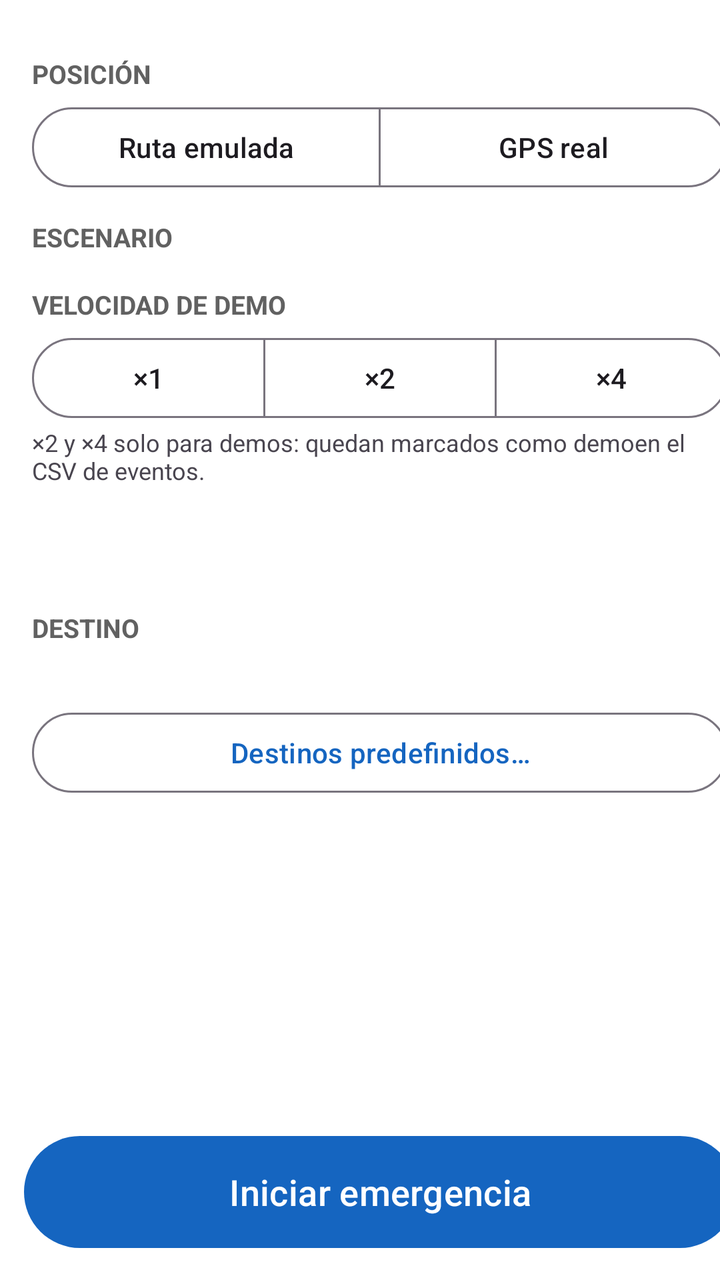
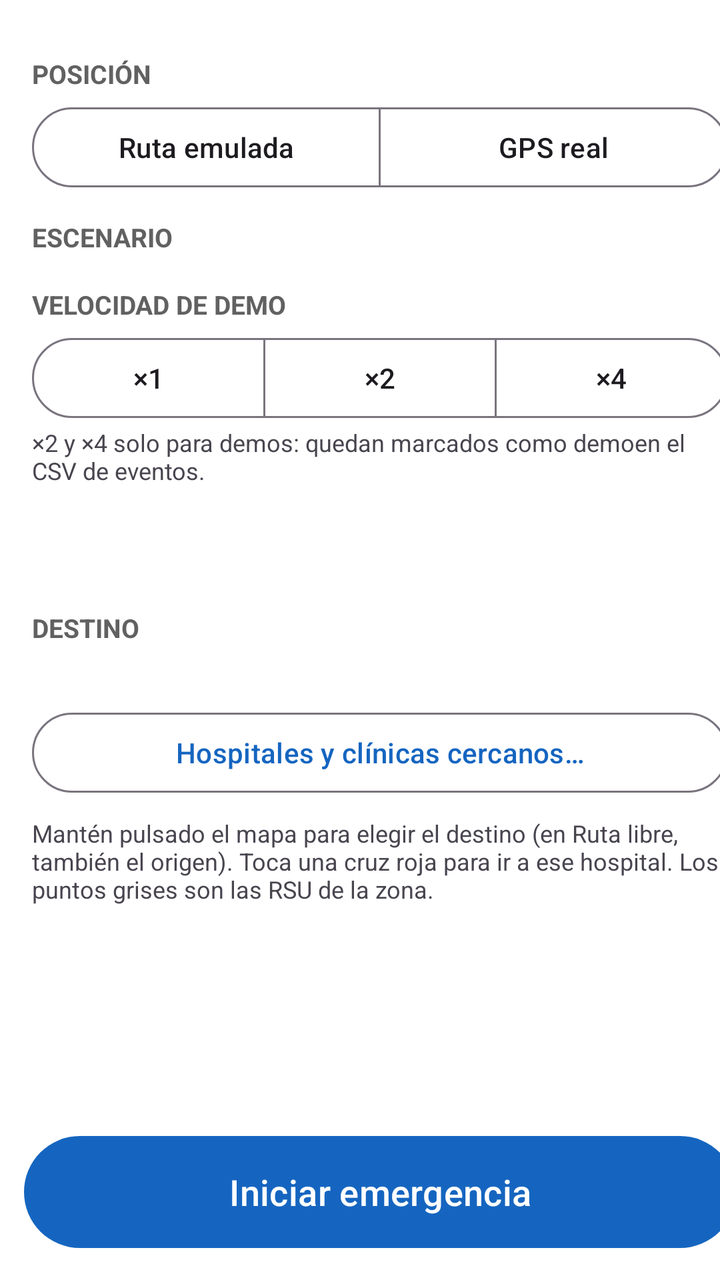

Compare the two renders of this Android layout. The source of the first and the diff that turns it into the second are given below.
<!-- AndroidManifest.xml: application theme Theme.ObuNtcip -->
<!-- res/layout/activity_main.xml -->
<?xml version="1.0" encoding="utf-8"?>
<LinearLayout xmlns:android="http://schemas.android.com/apk/res/android"
    xmlns:app="http://schemas.android.com/apk/res-auto"
    android:id="@+id/raiz"
    android:layout_width="match_parent"
    android:layout_height="match_parent"
    android:background="@android:color/white"
    android:orientation="horizontal">

    <FrameLayout
        android:id="@+id/contenedorMapa"
        android:layout_width="0dp"
        android:layout_height="match_parent"
        android:layout_weight="1">

        <org.osmdroid.views.MapView
            android:id="@+id/mapa"
            android:layout_width="match_parent"
            android:layout_height="match_parent" />

        <LinearLayout
            android:id="@+id/panelAvisos"
            android:layout_width="match_parent"
            android:layout_height="wrap_content"
            android:layout_gravity="top"
            android:orientation="vertical">

            <TextView
                android:id="@+id/avisoSinConexion"
                style="@style/AvisoBanner"
                android:text="@string/aviso_sin_conexion"
                android:visibility="gone" />

            <TextView
                android:id="@+id/avisoSinFix"
                style="@style/AvisoBanner"
                android:text="@string/aviso_sin_fix"
                android:visibility="gone" />
        </LinearLayout>

        <ImageButton
            android:id="@+id/botonAjustes"
            android:layout_width="48dp"
            android:layout_height="48dp"
            android:layout_gravity="top|end"
            android:layout_margin="12dp"
            android:background="@android:color/white"
            android:contentDescription="@string/titulo_ajustes"
            android:src="@android:drawable/ic_menu_preferences" />

        <Button
            android:id="@+id/botonCentrar"
            android:layout_width="wrap_content"
            android:layout_height="wrap_content"
            android:layout_gravity="bottom|end"
            android:layout_margin="16dp"
            android:drawableStart="@android:drawable/ic_menu_mylocation"
            android:text="@string/centrar"
            android:visibility="gone" />
    </FrameLayout>

    <LinearLayout
        android:id="@+id/panelLateral"
        android:layout_width="380dp"
        android:layout_height="match_parent"
        android:background="@android:color/white"
        android:elevation="4dp"
        android:orientation="vertical">

        <ScrollView
            android:id="@+id/scrollPanel"
            android:layout_width="match_parent"
            android:layout_height="0dp"
            android:layout_weight="1">

            <LinearLayout
                android:layout_width="match_parent"
                android:layout_height="wrap_content"
                android:orientation="vertical"
                android:padding="16dp">

                
                <LinearLayout
                    android:id="@+id/panelInicio"
                    android:layout_width="match_parent"
                    android:layout_height="wrap_content"
                    android:orientation="vertical">

                    <TextView
                        style="@style/TituloSeccion"
                        android:text="@string/seccion_posicion" />

                    <com.google.android.material.button.MaterialButtonToggleGroup
                        android:id="@+id/selectorFuente"
                        android:layout_width="match_parent"
                        android:layout_height="wrap_content"
                        app:selectionRequired="true"
                        app:singleSelection="true">

                        <Button
                            android:id="@+id/opcionEmulada"
                            style="?attr/materialButtonOutlinedStyle"
                            android:layout_width="0dp"
                            android:layout_height="wrap_content"
                            android:layout_weight="1"
                            android:text="@string/fuente_emulada" />

                        <Button
                            android:id="@+id/opcionGps"
                            style="?attr/materialButtonOutlinedStyle"
                            android:layout_width="0dp"
                            android:layout_height="wrap_content"
                            android:layout_weight="1"
                            android:text="@string/fuente_gps" />
                    </com.google.android.material.button.MaterialButtonToggleGroup>

                    
                    <LinearLayout
                        android:id="@+id/panelEmulada"
                        android:layout_width="match_parent"
                        android:layout_height="wrap_content"
                        android:orientation="vertical">

                        <TextView
                            style="@style/TituloSeccion"
                            android:text="@string/seccion_escenario" />

                        <com.google.android.material.chip.ChipGroup
                            android:id="@+id/grupoEscenarios"
                            android:layout_width="match_parent"
                            android:layout_height="wrap_content"
                            app:selectionRequired="true"
                            app:singleSelection="true" />

                        <TextView
                            style="@style/TituloSeccion"
                            android:text="@string/seccion_velocidad_demo" />

                        <com.google.android.material.button.MaterialButtonToggleGroup
                            android:id="@+id/selectorFactor"
                            android:layout_width="match_parent"
                            android:layout_height="wrap_content"
                            app:selectionRequired="true"
                            app:singleSelection="true">

                            <Button
                                android:id="@+id/factor1"
                                style="?attr/materialButtonOutlinedStyle"
                                android:layout_width="0dp"
                                android:layout_height="wrap_content"
                                android:layout_weight="1"
                                android:text="×1" />

                            <Button
                                android:id="@+id/factor2"
                                style="?attr/materialButtonOutlinedStyle"
                                android:layout_width="0dp"
                                android:layout_height="wrap_content"
                                android:layout_weight="1"
                                android:text="×2" />

                            <Button
                                android:id="@+id/factor4"
                                style="?attr/materialButtonOutlinedStyle"
                                android:layout_width="0dp"
                                android:layout_height="wrap_content"
                                android:layout_weight="1"
                                android:text="×4" />
                        </com.google.android.material.button.MaterialButtonToggleGroup>

                        <TextView
                            android:id="@+id/avisoDemo"
                            android:layout_width="match_parent"
                            android:layout_height="wrap_content"
                            android:text="@string/aviso_demo"
                            android:textSize="12sp" />
                    </LinearLayout>

                    <TextView
                        android:id="@+id/textoEstadoGnss"
                        android:layout_width="match_parent"
                        android:layout_height="wrap_content"
                        android:layout_marginTop="12dp"
                        android:gravity="center"
                        android:padding="8dp"
                        android:textColor="@android:color/white"
                        android:textSize="16sp"
                        android:textStyle="bold" />

                    <TextView
                        style="@style/TituloSeccion"
                        android:text="@string/seccion_destino" />

                    <TextView
                        android:id="@+id/textoDestino"
                        android:layout_width="match_parent"
                        android:layout_height="wrap_content"
                        android:textSize="16sp" />

                    <Button
                        android:id="@+id/botonDestinos"
                        style="?attr/materialButtonOutlinedStyle"
                        android:layout_width="match_parent"
                        android:layout_height="wrap_content"
                        android:layout_marginTop="4dp"
                        android:text="@string/destinos_predefinidos" />
                </LinearLayout>

                
                <LinearLayout
                    android:id="@+id/panelMision"
                    android:layout_width="match_parent"
                    android:layout_height="wrap_content"
                    android:orientation="vertical"
                    android:visibility="gone">

                    <LinearLayout
                        android:layout_width="match_parent"
                        android:layout_height="wrap_content"
                        android:layout_marginBottom="8dp"
                        android:orientation="horizontal">

                        <TextView
                            android:id="@+id/indicadorFuente"
                            style="@style/Pastilla" />

                        <TextView
                            android:id="@+id/indicadorDemo"
                            style="@style/Pastilla"
                            android:layout_marginStart="6dp"
                            android:background="@color/fuente_emulada"
                            android:visibility="gone" />
                    </LinearLayout>

                    <LinearLayout
                        android:id="@+id/tarjetaSemaforo"
                        android:layout_width="match_parent"
                        android:layout_height="wrap_content"
                        android:gravity="center_vertical"
                        android:orientation="horizontal"
                        android:padding="12dp">

                        <ImageView
                            android:id="@+id/iconoSemaforo"
                            android:layout_width="56dp"
                            android:layout_height="56dp"
                            android:contentDescription="@null"
                            android:src="@drawable/ic_semaforo" />

                        <LinearLayout
                            android:layout_width="0dp"
                            android:layout_height="wrap_content"
                            android:layout_marginStart="8dp"
                            android:layout_weight="1"
                            android:orientation="vertical">

                            <TextView
                                android:id="@+id/semaforoEstado"
                                android:layout_width="match_parent"
                                android:layout_height="wrap_content"
                                android:textColor="@android:color/white"
                                android:textSize="24sp"
                                android:textStyle="bold" />

                            <TextView
                                android:id="@+id/semaforoTitulo"
                                android:layout_width="match_parent"
                                android:layout_height="wrap_content"
                                android:textColor="@android:color/white"
                                android:textSize="14sp" />
                        </LinearLayout>

                        <TextView
                            android:id="@+id/semaforoEta"
                            android:layout_width="wrap_content"
                            android:layout_height="wrap_content"
                            android:textColor="@android:color/white"
                            android:textSize="22sp"
                            android:textStyle="bold" />
                    </LinearLayout>

                    <TextView
                        android:id="@+id/semaforoDetalle"
                        android:layout_width="match_parent"
                        android:layout_height="wrap_content"
                        android:layout_marginTop="4dp"
                        android:textSize="13sp" />

                    <TextView
                        style="@style/TituloSeccion"
                        android:text="@string/seccion_semaforos_ruta" />

                    <com.google.android.material.chip.ChipGroup
                        android:id="@+id/tiraRsu"
                        android:layout_width="match_parent"
                        android:layout_height="wrap_content" />
                </LinearLayout>
            </LinearLayout>
        </ScrollView>

        <Button
            android:id="@+id/botonAccion"
            android:layout_width="match_parent"
            android:layout_height="64dp"
            android:layout_margin="12dp"
            android:text="@string/boton_iniciar"
            android:textColor="@android:color/white"
            android:textSize="18sp" />
    </LinearLayout>

</LinearLayout>
<!-- resources referenced by this layout -->
<resources>
  <color name="fuente_emulada">#6A1B9A</color>
  <!-- drawable ic_semaforo (drawable) -->
  <?xml version="1.0" encoding="utf-8"?>
  <vector xmlns:android="http://schemas.android.com/apk/res/android"
      android:width="48dp"
      android:height="48dp"
      android:viewportWidth="24"
      android:viewportHeight="24">
      <path
          android:fillColor="#FFFFFFFF"
          android:pathData="M8,2h8a2,2 0,0 1,2 2v14a2,2 0,0 1,-2 2h-3v2h-2v-2h-3a2,2 0,0 1,-2 -2v-14a2,2 0,0 1,2 -2zM12,4.5a2,2 0,1 0,0 4a2,2 0,1 0,0 -4zM12,9.5a2,2 0,1 0,0 4a2,2 0,1 0,0 -4zM12,14.5a2,2 0,1 0,0 4a2,2 0,1 0,0 -4z" />
  </vector>
  <string name="aviso_demo">×2 y ×4 solo para demos: quedan marcados como "demo" en el CSV de eventos.</string>
  <string name="aviso_sin_conexion">Sin conexión con el servidor</string>
  <string name="aviso_sin_fix">Sin señal GNSS válida</string>
  <string name="boton_iniciar">Iniciar emergencia</string>
  <string name="centrar">Centrar</string>
  <string name="destinos_predefinidos">Destinos predefinidos…</string>
  <string name="fuente_emulada">Ruta emulada</string>
  <string name="fuente_gps">GPS real</string>
  <string name="seccion_destino">Destino</string>
  <string name="seccion_escenario">Escenario</string>
  <string name="seccion_posicion">Posición</string>
  <string name="seccion_semaforos_ruta">Semáforos de la ruta</string>
  <string name="seccion_velocidad_demo">Velocidad de demo</string>
  <string name="titulo_ajustes">Ajustes</string>
  <style name="AvisoBanner">
          <item name="android:layout_width">match_parent</item>
          <item name="android:layout_height">wrap_content</item>
          <item name="android:background">@color/aviso_fondo</item>
          <item name="android:textColor">@color/aviso_texto</item>
          <item name="android:gravity">center</item>
          <item name="android:padding">8dp</item>
          <item name="android:textStyle">bold</item>
      </style>
  <style name="Pastilla">
          <item name="android:layout_width">wrap_content</item>
          <item name="android:layout_height">wrap_content</item>
          <item name="android:paddingStart">8dp</item>
          <item name="android:paddingEnd">8dp</item>
          <item name="android:paddingTop">2dp</item>
          <item name="android:paddingBottom">2dp</item>
          <item name="android:textColor">@android:color/white</item>
          <item name="android:textSize">12sp</item>
          <item name="android:textStyle">bold</item>
      </style>
  <style name="TituloSeccion">
          <item name="android:layout_width">match_parent</item>
          <item name="android:layout_height">wrap_content</item>
          <item name="android:layout_marginTop">12dp</item>
          <item name="android:layout_marginBottom">4dp</item>
          <item name="android:textSize">13sp</item>
          <item name="android:textStyle">bold</item>
          <item name="android:textAllCaps">true</item>
          <item name="android:textColor">#616161</item>
      </style>
  <style name="Theme.ObuNtcip" parent="Theme.Material3.DayNight.NoActionBar">
          <item name="colorPrimary">@color/primario</item>
          <item name="colorPrimaryDark">@color/primario_oscuro</item>
      </style>
  <color name="aviso_fondo">#B71C1C</color>
  <color name="aviso_texto">#FFFFFF</color>
  <color name="primario">#1565C0</color>
  <color name="primario_oscuro">#0D47A1</color>
</resources>

<!-- the commit's change to res/layout/activity_main.xml (unified diff, before → after) -->
@@ -133,6 +133,14 @@
                             app:singleSelection="true" />
 
                         <TextView
+                            android:id="@+id/textoOrigen"
+                            android:layout_width="match_parent"
+                            android:layout_height="wrap_content"
+                            android:layout_marginTop="4dp"
+                            android:textSize="15sp"
+                            android:visibility="gone" />
+
+                        <TextView
                             style="@style/TituloSeccion"
                             android:text="@string/seccion_velocidad_demo" />
 
@@ -188,6 +196,14 @@
                         android:textStyle="bold" />
 
                     <TextView
+                        android:id="@+id/textoGnssDetalle"
+                        android:layout_width="match_parent"
+                        android:layout_height="wrap_content"
+                        android:layout_marginTop="4dp"
+                        android:textSize="13sp"
+                        android:visibility="gone" />
+
+                    <TextView
                         style="@style/TituloSeccion"
                         android:text="@string/seccion_destino" />
 
@@ -204,6 +220,13 @@
                         android:layout_height="wrap_content"
                         android:layout_marginTop="4dp"
                         android:text="@string/destinos_predefinidos" />
+
+                    <TextView
+                        android:layout_width="match_parent"
+                        android:layout_height="wrap_content"
+                        android:layout_marginTop="8dp"
+                        android:text="@string/ayuda_mapa"
+                        android:textSize="12sp" />
                 </LinearLayout>
 
                 
<!-- resource entries referenced after the edit -->
@@ -15,9 +15,10 @@
   <string name="aviso_demo">×2 y ×4 solo para demos: quedan marcados como "demo" en el CSV de eventos.</string>
   <string name="aviso_sin_conexion">Sin conexión con el servidor</string>
   <string name="aviso_sin_fix">Sin señal GNSS válida</string>
+  <string name="ayuda_mapa">Mantén pulsado el mapa para elegir el destino (en Ruta libre, también el origen). Toca una cruz roja para ir a ese hospital. Los puntos grises son las RSU de la zona.</string>
   <string name="boton_iniciar">Iniciar emergencia</string>
   <string name="centrar">Centrar</string>
-  <string name="destinos_predefinidos">Destinos predefinidos…</string>
+  <string name="destinos_predefinidos">Hospitales y clínicas cercanos…</string>
   <string name="fuente_emulada">Ruta emulada</string>
   <string name="fuente_gps">GPS real</string>
   <string name="seccion_destino">Destino</string>
